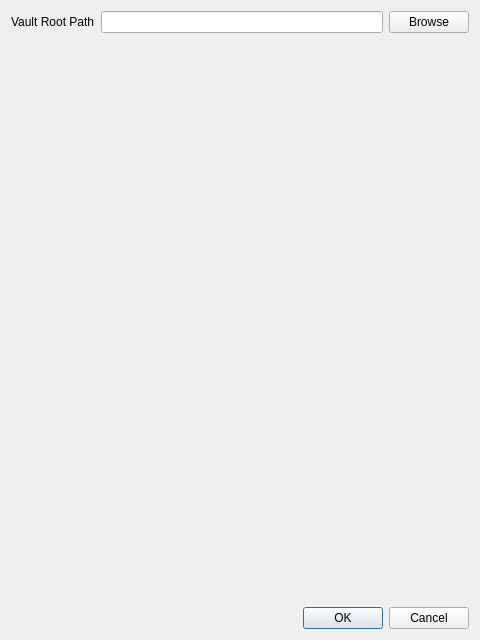
Before: the Qt Designer form settingsdialog.ui in AngryFender/Remini, drawn with Qt 5.
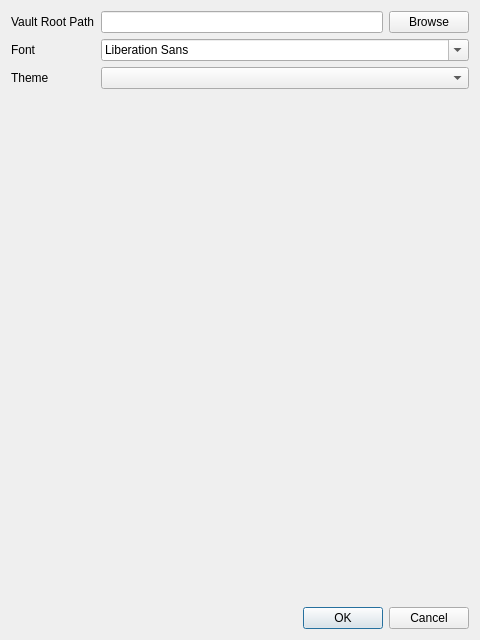
After: the same form once the commit is applied.

Commit message: Github Issue #39: Added combobox for font and theme selection

```diff
--- a/settingsdialog.ui
+++ b/settingsdialog.ui
@@ -40,6 +40,26 @@
        </item>
       </layout>
      </item>
+     <item row="1" column="0">
+      <widget class="QLabel" name="lbl_font">
+       <property name="text">
+        <string>Font </string>
+       </property>
+      </widget>
+     </item>
+     <item row="2" column="0">
+      <widget class="QLabel" name="lbl_theme">
+       <property name="text">
+        <string>Theme</string>
+       </property>
+      </widget>
+     </item>
+     <item row="2" column="1">
+      <widget class="QComboBox" name="cmb_theme"/>
+     </item>
+     <item row="1" column="1">
+      <widget class="QFontComboBox" name="cmb_font"/>
+     </item>
     </layout>
    </item>
    <item>
```
